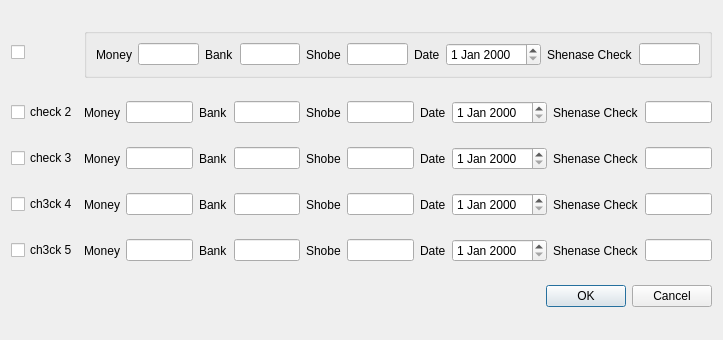
Before: the Qt Designer form CarExhibitionManagement/Dialog_Check.ui in behruzsayyadi/AP98Project, drawn with Qt 5.
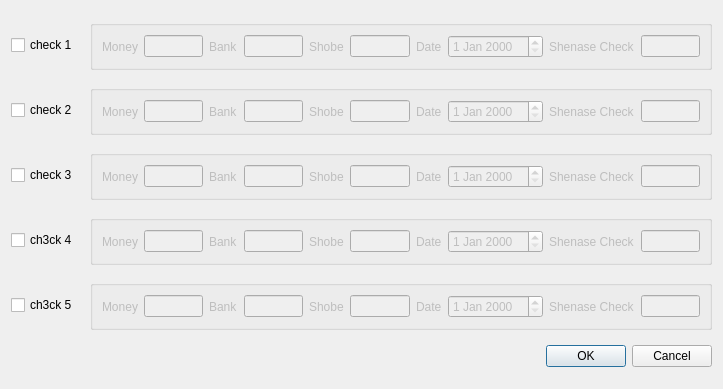
After: the same form once the commit is applied.

Commit message: modified check dialog and memorandum dialog

```diff
--- a/CarExhibitionManagement/Dialog_Check.ui
+++ b/CarExhibitionManagement/Dialog_Check.ui
@@ -7,89 +7,18 @@
     <x>0</x>
     <y>0</y>
     <width>723</width>
-    <height>340</height>
+    <height>389</height>
    </rect>
   </property>
   <property name="windowTitle">
    <string>Dialog</string>
   </property>
   <layout class="QGridLayout" name="gridLayout">
-   <item row="0" column="0">
-    <widget class="QCheckBox" name="checkBox">
-     <property name="text">
-      <string/>
+   <item row="3" column="2">
+    <widget class="QGroupBox" name="check3">
+     <property name="enabled">
+      <bool>false</bool>
      </property>
-    </widget>
-   </item>
-   <item row="1" column="0">
-    <widget class="QCheckBox" name="checkBox_2">
-     <property name="text">
-      <string>check 2</string>
-     </property>
-    </widget>
-   </item>
-   <item row="1" column="1">
-    <layout class="QHBoxLayout" name="horizontalLayout_2">
-     <item>
-      <widget class="QLabel" name="label_money_2">
-       <property name="text">
-        <string>Money</string>
-       </property>
-      </widget>
-     </item>
-     <item>
-      <widget class="QLineEdit" name="lineEdit_money_2"/>
-     </item>
-     <item>
-      <widget class="QLabel" name="label_bank_2">
-       <property name="text">
-        <string>Bank</string>
-       </property>
-      </widget>
-     </item>
-     <item>
-      <widget class="QLineEdit" name="lineEdit_bank_2"/>
-     </item>
-     <item>
-      <widget class="QLabel" name="label_shobe_2">
-       <property name="text">
-        <string>Shobe</string>
-       </property>
-      </widget>
-     </item>
-     <item>
-      <widget class="QLineEdit" name="lineEdit_shobe_2"/>
-     </item>
-     <item>
-      <widget class="QLabel" name="label_date_2">
-       <property name="text">
-        <string>Date</string>
-       </property>
-      </widget>
-     </item>
-     <item>
-      <widget class="QDateEdit" name="dateEdit_2"/>
-     </item>
-     <item>
-      <widget class="QLabel" name="label_shenase_2">
-       <property name="text">
-        <string>Shenase Check</string>
-       </property>
-      </widget>
-     </item>
-     <item>
-      <widget class="QLineEdit" name="lineEdit_shenase_2"/>
-     </item>
-    </layout>
-   </item>
-   <item row="2" column="0">
-    <widget class="QCheckBox" name="checkBox_3">
-     <property name="text">
-      <string>check 3</string>
-     </property>
-    </widget>
-   </item>
-   <item row="2" column="1">
     <layout class="QHBoxLayout" name="horizontalLayout_3">
      <item>
       <widget class="QLabel" name="label_money_3">
@@ -142,15 +71,27 @@
       <widget class="QLineEdit" name="lineEdit_shenase_3"/>
      </item>
     </layout>
+    </widget>
    </item>
-   <item row="3" column="0">
+   <item row="4" column="0">
     <widget class="QCheckBox" name="checkBox_4">
      <property name="text">
       <string>ch3ck 4</string>
      </property>
     </widget>
    </item>
-   <item row="3" column="1">
+   <item row="3" column="0">
+    <widget class="QCheckBox" name="checkBox_3">
+     <property name="text">
+      <string>check 3</string>
+     </property>
+    </widget>
+   </item>
+   <item row="4" column="2">
+    <widget class="QGroupBox" name="check4">
+     <property name="enabled">
+      <bool>false</bool>
+     </property>
     <layout class="QHBoxLayout" name="horizontalLayout_4">
      <item>
       <widget class="QLabel" name="label_money_4">
@@ -203,15 +144,72 @@
       <widget class="QLineEdit" name="lineEdit_shenase_4"/>
      </item>
     </layout>
+    </widget>
    </item>
-   <item row="4" column="0">
-    <widget class="QCheckBox" name="checkBox_5">
+   <item row="0" column="2">
+    <widget class="QGroupBox" name="check1">
+     <property name="enabled">
+      <bool>false</bool>
+     </property>
+     <layout class="QHBoxLayout" name="horizontalLayout_1">
+      <item>
+       <widget class="QLabel" name="label_money">
      <property name="text">
-      <string>ch3ck 5</string>
+         <string>Money</string>
      </property>
     </widget>
    </item>
-   <item row="4" column="1">
+      <item>
+       <widget class="QLineEdit" name="lineEdit_money"/>
+      </item>
+      <item>
+       <widget class="QLabel" name="label_bank">
+        <property name="text">
+         <string>Bank</string>
+        </property>
+       </widget>
+      </item>
+      <item>
+       <widget class="QLineEdit" name="lineEdit_bank"/>
+      </item>
+      <item>
+       <widget class="QLabel" name="label_shobe">
+        <property name="text">
+         <string>Shobe</string>
+        </property>
+       </widget>
+      </item>
+      <item>
+       <widget class="QLineEdit" name="lineEdit_shobe"/>
+      </item>
+      <item>
+       <widget class="QLabel" name="label_date">
+        <property name="text">
+         <string>Date</string>
+        </property>
+       </widget>
+      </item>
+      <item>
+       <widget class="QDateEdit" name="dateEdit"/>
+      </item>
+      <item>
+       <widget class="QLabel" name="label_shenase">
+        <property name="text">
+         <string>Shenase Check</string>
+        </property>
+       </widget>
+      </item>
+      <item>
+       <widget class="QLineEdit" name="lineEdit_shenase"/>
+      </item>
+     </layout>
+    </widget>
+   </item>
+   <item row="6" column="2">
+    <widget class="QGroupBox" name="check5">
+     <property name="enabled">
+      <bool>false</bool>
+     </property>
     <layout class="QHBoxLayout" name="horizontalLayout_5">
      <item>
       <widget class="QLabel" name="label_money_5">
@@ -264,70 +262,95 @@
       <widget class="QLineEdit" name="lineEdit_shenase_5"/>
      </item>
     </layout>
+    </widget>
    </item>
-   <item row="5" column="0" colspan="2">
+   <item row="6" column="0">
+    <widget class="QCheckBox" name="checkBox_5">
+     <property name="text">
+      <string>ch3ck 5</string>
+     </property>
+    </widget>
+   </item>
+   <item row="2" column="0">
+    <widget class="QCheckBox" name="checkBox_2">
+     <property name="text">
+      <string>check 2</string>
+     </property>
+    </widget>
+   </item>
+   <item row="7" column="0" colspan="3">
     <widget class="QDialogButtonBox" name="buttonBox">
      <property name="standardButtons">
       <set>QDialogButtonBox::Cancel|QDialogButtonBox::Ok</set>
      </property>
     </widget>
    </item>
-   <item row="0" column="1">
-    <widget class="QGroupBox" name="check1">
-     <layout class="QHBoxLayout" name="horizontalLayout_1">
+   <item row="2" column="2">
+    <widget class="QGroupBox" name="check2">
+     <property name="enabled">
+      <bool>false</bool>
+     </property>
+     <layout class="QHBoxLayout" name="grouopBox_1">
       <item>
-       <widget class="QLabel" name="label_money">
+       <widget class="QLabel" name="label_money_2">
         <property name="text">
          <string>Money</string>
         </property>
        </widget>
       </item>
       <item>
-       <widget class="QLineEdit" name="lineEdit_money"/>
+       <widget class="QLineEdit" name="lineEdit_money_2"/>
       </item>
       <item>
-       <widget class="QLabel" name="label_bank">
+       <widget class="QLabel" name="label_bank_2">
         <property name="text">
          <string>Bank</string>
         </property>
        </widget>
       </item>
       <item>
-       <widget class="QLineEdit" name="lineEdit_bank"/>
+       <widget class="QLineEdit" name="lineEdit_bank_2"/>
       </item>
       <item>
-       <widget class="QLabel" name="label_shobe">
+       <widget class="QLabel" name="label_shobe_2">
         <property name="text">
          <string>Shobe</string>
         </property>
        </widget>
       </item>
       <item>
-       <widget class="QLineEdit" name="lineEdit_shobe"/>
+       <widget class="QLineEdit" name="lineEdit_shobe_2"/>
       </item>
       <item>
-       <widget class="QLabel" name="label_date">
+       <widget class="QLabel" name="label_date_2">
         <property name="text">
          <string>Date</string>
         </property>
        </widget>
       </item>
       <item>
-       <widget class="QDateEdit" name="dateEdit"/>
+       <widget class="QDateEdit" name="dateEdit_2"/>
       </item>
       <item>
-       <widget class="QLabel" name="label_shenase">
+       <widget class="QLabel" name="label_shenase_2">
         <property name="text">
          <string>Shenase Check</string>
         </property>
        </widget>
       </item>
       <item>
-       <widget class="QLineEdit" name="lineEdit_shenase"/>
+       <widget class="QLineEdit" name="lineEdit_shenase_2"/>
       </item>
      </layout>
     </widget>
    </item>
+   <item row="0" column="0">
+    <widget class="QCheckBox" name="checkBox">
+     <property name="text">
+      <string>check 1</string>
+     </property>
+    </widget>
+   </item>
   </layout>
  </widget>
  <resources/>
```
Left out of the diff: 140 changed lines with no effect on the pictures. Lines whose indentation alone changed are shown as unchanged. The commit also changes 4 other files.
